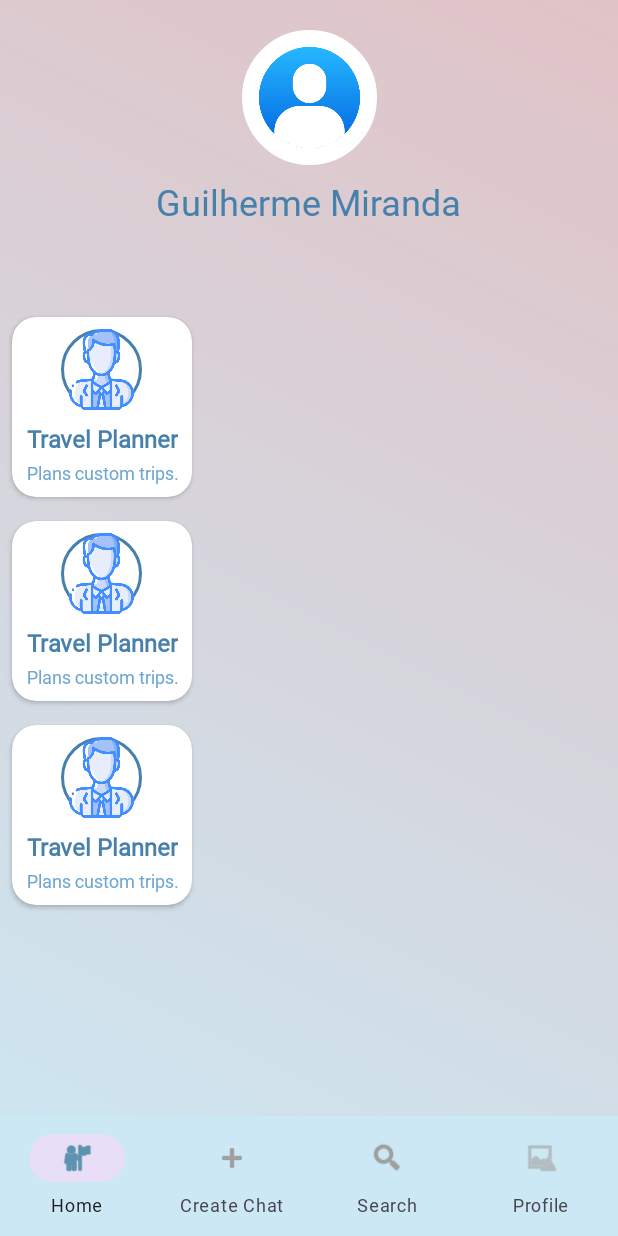
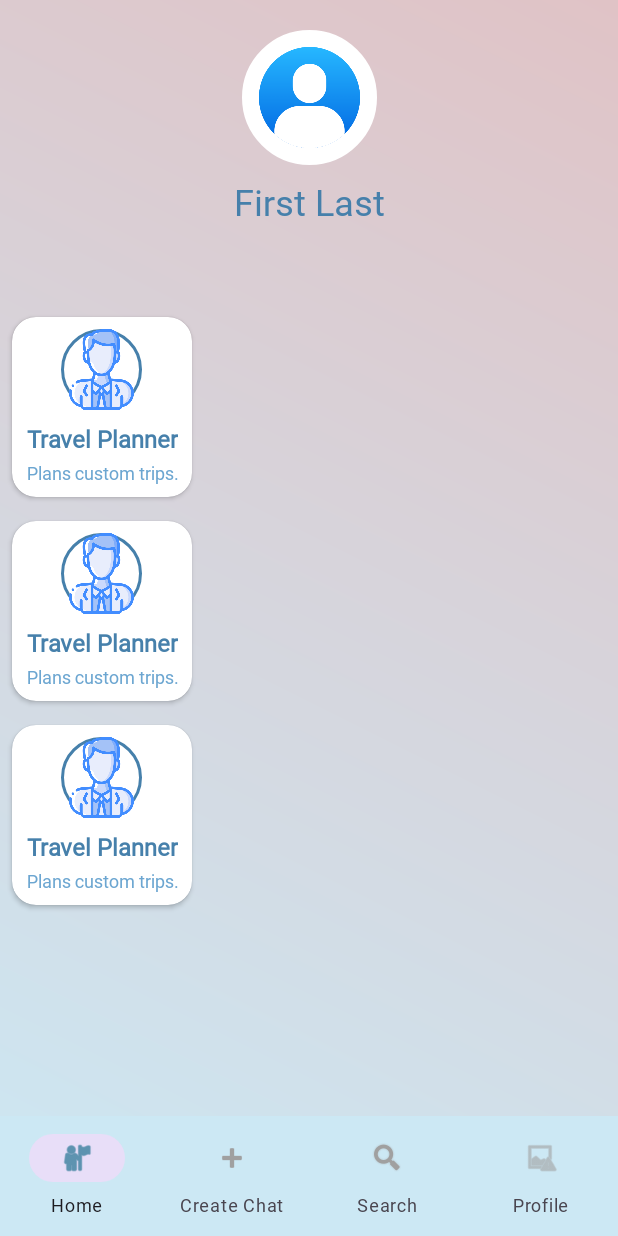
Before and after one commit to GuilhermeWah/AIPersonas, an Android app: the layout activity_main.xml on its own in the app's theme, with its tools: preview values and no code run, on a phone screen of 412 x 824 dp. Run offline under Robolectric (Android 15) with nearby library versions, the phone set to English and light mode, and no system bars.

Commit message:
--> documentation  v1.0.3

```diff
--- a/app/src/main/res/layout/activity_main.xml
+++ b/app/src/main/res/layout/activity_main.xml
@@ -30,7 +30,7 @@
         android:layout_width="wrap_content"
         android:layout_height="wrap_content"
         android:layout_marginTop="8dp"
-        android:text="Guilherme Miranda"
+        android:text="First Last"
         android:textColor="@color/primary_dark"
         android:textSize="24sp"
         android:fontFamily="@font/roboto_bold"
```
Also changed, not shown: app/src/main/java/com/example/aipersonas/readme.txt.
